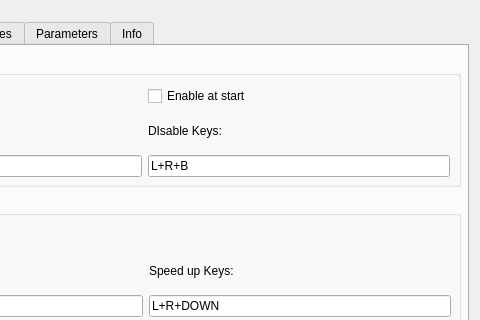
First picture: the form in mainwindow.ui, repository Mte90/GBAATM-Rebirth, before the edit; both pictures show x 181 to 661 and y 0 to 320 of the 661 by 803 pixel window.
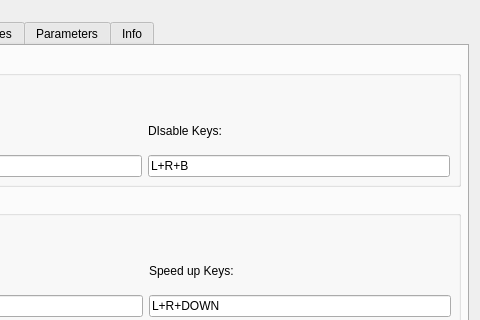
Second picture: the form after the edit. The open tabs and pages were chosen to show the change.

Patch:
```diff
--- a/mainwindow.ui
+++ b/mainwindow.ui
@@ -154,13 +154,6 @@
              </property>
             </widget>
            </item>
-           <item row="0" column="1">
-            <widget class="QCheckBox" name="enable_trainer_start">
-             <property name="text">
-              <string>Enable at start</string>
-             </property>
-            </widget>
-           </item>
            <item row="2" column="0">
             <widget class="QLineEdit" name="trainer_enable_keys">
              <property name="text">
```
Left out of the diff: 2 changed lines with no effect on the pictures.
